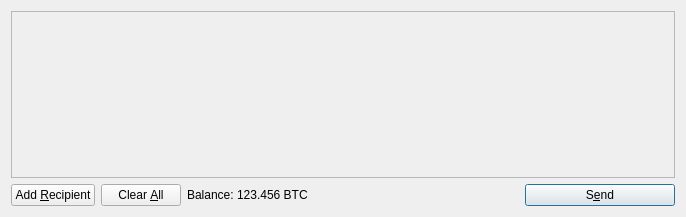
Qt form client/src/qt/forms/sendcoinsdialog.ui (Smeagol-Gollum/parabola) before a commit.
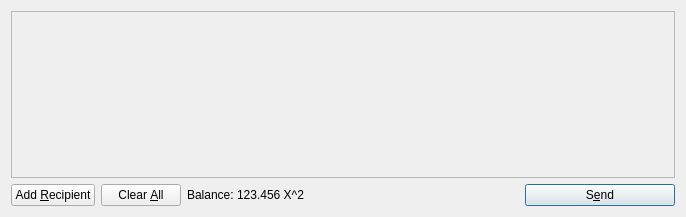
The same form after that commit. Icons and pictures are not drawn.

What changed in the file:
```diff
--- a/client/src/qt/forms/sendcoinsdialog.ui
+++ b/client/src/qt/forms/sendcoinsdialog.ui
@@ -119,7 +119,7 @@
           <cursorShape>IBeamCursor</cursorShape>
          </property>
          <property name="text">
-          <string>123.456 BTC</string>
+          <string>123.456 X^2</string>
          </property>
          <property name="textInteractionFlags">
           <set>Qt::LinksAccessibleByMouse|Qt::TextSelectableByKeyboard|Qt::TextSelectableByMouse</set>
```
Left out of the diff: 8 changed lines with no effect on the pictures.
